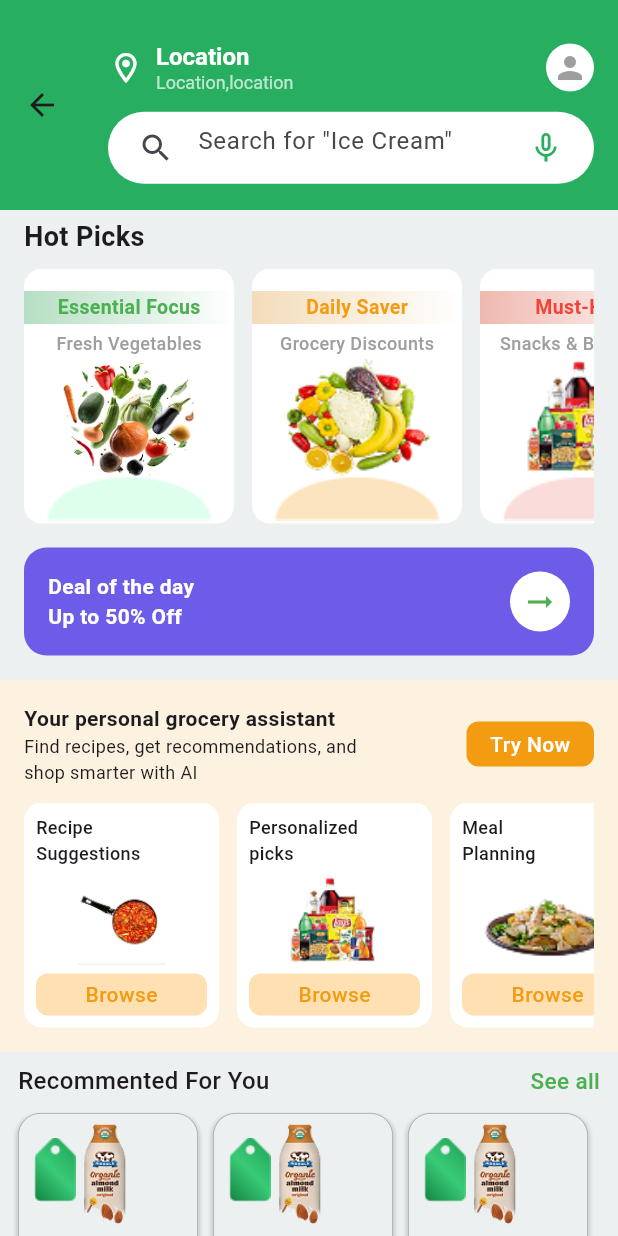
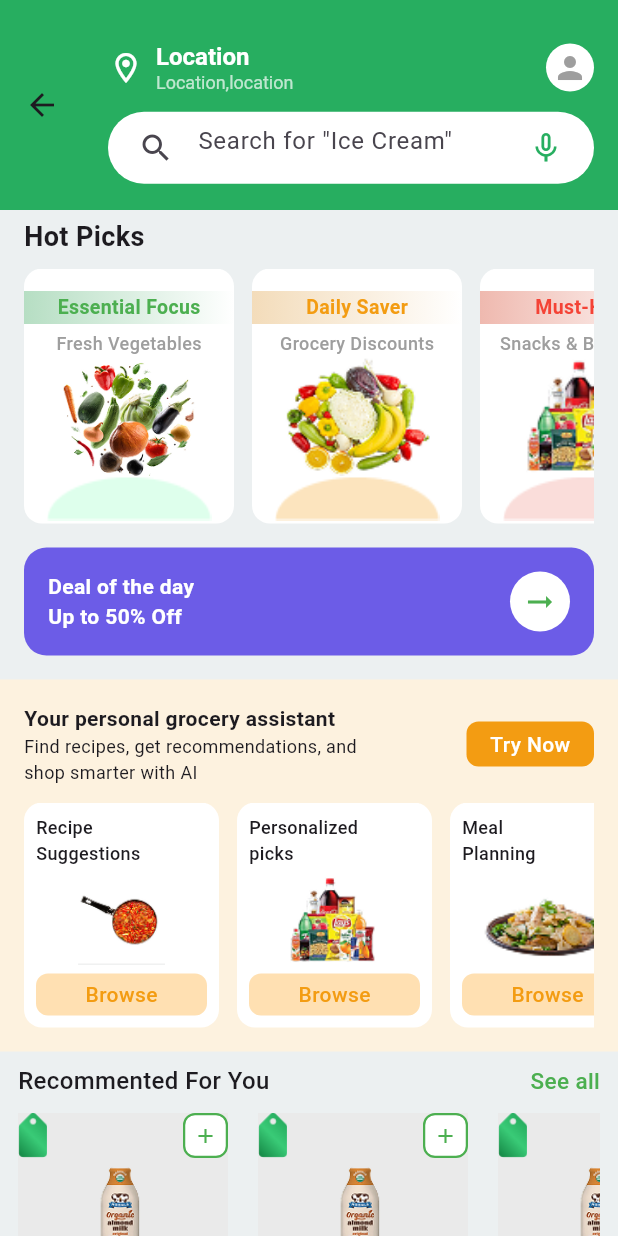
Before and after one commit to pokaktechnologies/supermarket-cust-fe, a Flutter app: the HomePage screen opened directly, on a phone screen of 412 x 824 dp. Run offline on Flutter 3.47's test engine with Material 3 defaults, Android fonts, the phone set to English and light mode, and no system bars; network calls fail.

Commit message:
recommented section added

```diff
--- a/lib/views/home/homePage.dart
+++ b/lib/views/home/homePage.dart
@@ -3,6 +3,7 @@ import 'package:supermarket_customer_fe/core/themes/app_assets.dart';
 import 'package:supermarket_customer_fe/core/themes/app_colors.dart';
 import 'package:supermarket_customer_fe/core/utils/navigations.dart';
 import 'package:supermarket_customer_fe/views/home/assistant_tile.dart';
+import 'package:supermarket_customer_fe/views/home/flashsale_screen.dart';
 import 'package:supermarket_customer_fe/views/home/hot_pic_item.dart';
 import 'package:supermarket_customer_fe/views/home/recomented_container.dart';
 import 'package:supermarket_customer_fe/views/profile/profile_page.dart';
@@ -234,6 +235,8 @@ class HomePage extends StatelessWidget {
                 ),
 
                 RecomentedContainer(),
+
+                // FlashSaleScreen(),
                 // SizedBox(height: 124),
               ],
             ),
--- a/lib/views/home/recomented_container.dart
+++ b/lib/views/home/recomented_container.dart
@@ -8,7 +8,7 @@ class RecomentedContainer extends StatelessWidget {
   @override
   Widget build(BuildContext context) {
     return SizedBox(
-      height: 230,
+      height: 250,
       width: double.infinity,
       child: Padding(
         padding: const EdgeInsets.only(
@@ -39,7 +39,7 @@ class RecomentedContainer extends StatelessWidget {
             SizedBox(height: 10),
 
             SizedBox(
-              height: 170,
+              height: 180,
               child: ListView(
                 scrollDirection: Axis.horizontal,
                 children: [
@@ -63,62 +63,97 @@ class SingleProduct extends StatelessWidget {
 
   @override
   Widget build(BuildContext context) {
-    return Container(
-      height: 155,
-      width: 120,
+    return SizedBox(
+      width: 150,
+      child: Container(
+        margin: const EdgeInsets.only(right: 10),
         decoration: BoxDecoration(
-        color: AppColors.cloudGrey,
-        borderRadius: BorderRadius.circular(15),
-        border: Border.all(
-          color: AppColors.grey,
-          width: 0.5, // 👈 decrease this value to make the border thinner
+          borderRadius: BorderRadius.circular(12),
+          color: Colors.white,
         ),
-        boxShadow: [
-          BoxShadow(
-            color: Colors.black.withOpacity(0.1), // shadow color
-            spreadRadius: 2, // how much the shadow spreads
-            blurRadius: 1, // how blurry the shadow is
-            offset: Offset(0, 3), // position of the shadow (x, y)
+        child: Column(
+          crossAxisAlignment: CrossAxisAlignment.start,
+          children: [
+            // 🔷 Top section with grey background
+            Container(
+              decoration: const BoxDecoration(color: Color(0xFFEAEAEA)),
+              child: Column(
+                children: [
+                  Row(
+                    mainAxisAlignment: MainAxisAlignment.spaceBetween,
+                    children: [
+                      Center(
+                        child: Image.asset(
+                          AppAssets.percentageIg,
+                          height: 30,
+                          fit: BoxFit.contain,
+                        ),
+                      ),
+                      Container(
+                        height: 30,
+                        width: 30,
+                        decoration: BoxDecoration(
+                          color: Colors.white,
+                          border: Border.all(color: Colors.green, width: 1.5),
+                          borderRadius: BorderRadius.circular(8),
+                        ),
+                        child: const Center(
+                          child: Icon(Icons.add, size: 16, color: Colors.green),
+                        ),
                       ),
                     ],
                   ),
-      child: Column(
-        mainAxisAlignment: MainAxisAlignment.spaceBetween,
-        children: [
-          SizedBox(
-            height: 75,
-            width: 120,
-            child: Stack(
-              fit: StackFit.expand,
-              children: [
-                Image.asset(AppAssets.recoImge),
-                Positioned(
-                  right: 80,
-                  top: 0,
-                  bottom: 0,
-
+                  Center(
                     child: Image.asset(
-                    AppAssets.percentageIg,
-                    width: 30,
-                    height: 35,
+                      AppAssets.recoImge,
+                      height: 70,
+                      fit: BoxFit.contain,
                     ),
                   ),
                 ],
               ),
             ),
-          Container(
-            height: 75,
-            width: 120,
-            decoration: BoxDecoration(
-              color: AppColors.white,
-              borderRadius: BorderRadius.only(
-                bottomLeft: Radius.circular(15),
-                bottomRight: Radius.circular(15),
+            Padding(
+              padding: const EdgeInsets.symmetric(horizontal: 10, vertical: 8),
+              child: Column(
+                crossAxisAlignment: CrossAxisAlignment.start,
+                children: [
+                  Text(
+                    "new image",
+                    style: const TextStyle(fontWeight: FontWeight.w600),
+                    maxLines: 2,
+                    overflow: TextOverflow.ellipsis,
                   ),
+                  Row(
+                    children: [
+                      Text(
+                        "200",
+                        style: const TextStyle(
+                          fontSize: 12,
+                          decoration: TextDecoration.lineThrough,
+                          color: Colors.grey,
+                        ),
+                      ),
+                      const SizedBox(width: 6),
+                      Text(
+                        "150",
+                        style: const TextStyle(
+                          fontSize: 14,
+                          fontWeight: FontWeight.bold,
                         ),
                       ),
                     ],
                   ),
+                  Text(
+                    "10",
+                    style: const TextStyle(color: Colors.grey, fontSize: 12),
+                  ),
+                ],
+              ),
+            ),
+          ],
+        ),
+      ),
     );
   }
 }
```
Also changed, not shown: lib/views/home/flashsale_screen.dart (added, +260 -0 lines). Lines whose indentation alone changed are shown as unchanged.
